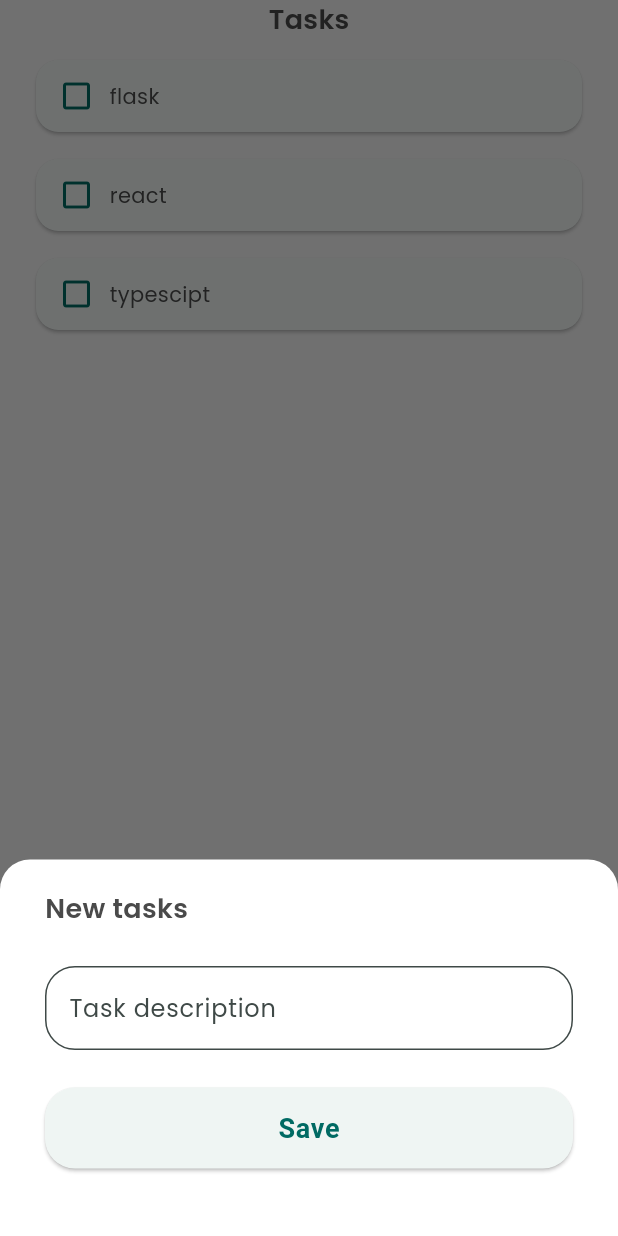
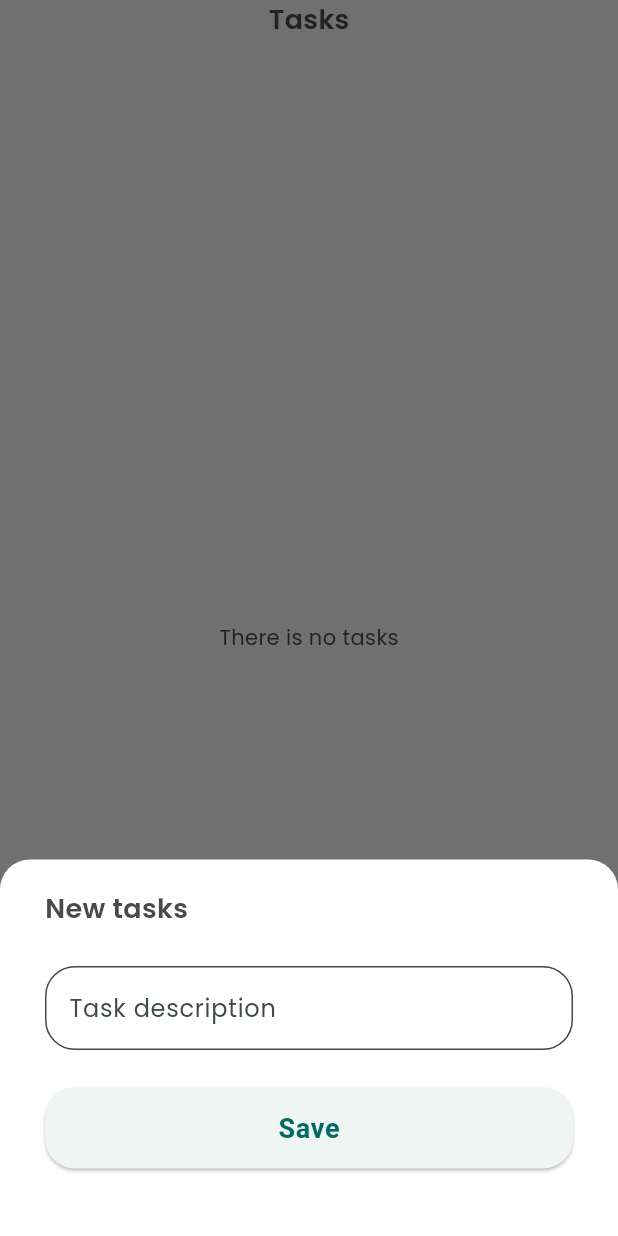
Before and after one commit to javiergomezve/todo_flutter, a Flutter app: the TaskListPage screen opened directly, after a tap on the "add" icon, on a phone screen of 412 x 824 dp. Run offline on Flutter 3.47's test engine with Material 3 defaults, Android fonts, the phone set to English and light mode, and no system bars; our stand-ins replace shared_preferences; accounts and stored records are empty.

Commit message:
Saving tasks on shared preferences with a plugin & repository pattern

```diff
--- a/lib/app/model/task.dart
+++ b/lib/app/model/task.dart
@@ -1,6 +1,18 @@
 class Task {
   Task(this.title, {this.done = false});
 
-  final String title;
-  bool done;
+  Task.fromJson(Map<String, dynamic> json) {
+    title = json['title'];
+    done = json['done'];
+  }
+
+  late final String title;
+  late bool done;
+
+  Map<String, dynamic> toJson() {
+    return {
+      'title': title,
+      'done': done,
+    };
+  }
 }
--- /dev/null
+++ b/lib/app/repository/task_repository.dart
@@ -0,0 +1,27 @@
+import 'dart:convert';
+
+import 'package:shared_preferences/shared_preferences.dart';
+import 'package:todo_app/app/model/task.dart';
+
+class TaskRepository {
+  Future<bool> addTask(Task task) async {
+    final prefs = await SharedPreferences.getInstance();
+
+    final jsonTasks = prefs.getStringList('tasks') ?? [];
+    jsonTasks.add(jsonEncode(task.toJson()));
+
+    return prefs.setStringList('tasks', jsonTasks);
+  }
+
+  Future<List<Task>> getTasks() async {
+    final prefs = await SharedPreferences.getInstance();
+    final jsonTasks = prefs.getStringList('tasks') ?? [];
+    return jsonTasks.map((task) => Task.fromJson(jsonDecode(task))).toList();
+  }
+
+  Future<bool> saveTask(List<Task> tasks) async {
+    final prefs = await SharedPreferences.getInstance();
+    final jsonTasks = tasks.map((task) => jsonEncode(task.toJson())).toList();
+    return prefs.setStringList('tasks', jsonTasks);
+  }
+}
--- a/lib/app/view/task_list/task_list_page.dart
+++ b/lib/app/view/task_list/task_list_page.dart
@@ -1,5 +1,9 @@
+import 'dart:convert';
+
 import 'package:flutter/material.dart';
+import 'package:shared_preferences/shared_preferences.dart';
 import 'package:todo_app/app/model/task.dart';
+import 'package:todo_app/app/repository/task_repository.dart';
 import 'package:todo_app/app/widgets/h1.dart';
 
 class TaskListPage extends StatefulWidget {
@@ -12,11 +16,7 @@ class TaskListPage extends StatefulWidget {
 class _TaskListPageState extends State<TaskListPage> {
   int count = 0;
 
-  final taskList = <Task>[
-    Task('flask'),
-    Task('react'),
-    Task('typescipt'),
-  ];
+  final taskRepository = TaskRepository();
 
   @override
   Widget build(BuildContext context) {
@@ -26,22 +26,41 @@ class _TaskListPageState extends State<TaskListPage> {
           children: [
             const H1('Tasks'),
             Expanded(
-              child: Padding(
-                padding:
-                    const EdgeInsets.symmetric(vertical: 10, horizontal: 20),
+              child: FutureBuilder<List<Task>>(
+                future: taskRepository.getTasks(),
+                builder:
+                    (BuildContext context, AsyncSnapshot<dynamic> snapshot) {
+                  if (snapshot.connectionState == ConnectionState.waiting) {
+                    return const Center(
+                      child: CircularProgressIndicator(),
+                    );
+                  }
+
+                  if (!snapshot.hasData || snapshot.data!.isEmpty) {
+                    return const Center(
+                      child: Text('There is no tasks'),
+                    );
+                  }
+
+                  return Padding(
+                    padding: const EdgeInsets.symmetric(
+                        vertical: 10, horizontal: 20),
                     child: ListView.separated(
-                  itemCount: taskList.length,
+                      itemCount: snapshot.data!.length,
                       separatorBuilder: (_, __) => const SizedBox(
                         height: 10,
                       ),
                       itemBuilder: (_, index) => _TaskItem(
-                    taskList[index],
+                        snapshot.data![index],
                         onTap: () {
-                      taskList[index].done = !taskList[index].done;
+                          snapshot.data![index].done = !snapshot.data![index].done;
+                          taskRepository.saveTask(snapshot.data!);
                           setState(() {});
                         },
                       ),
                     ),
+                  );
+                },
               ),
             )
           ],
@@ -62,9 +81,8 @@ class _TaskListPageState extends State<TaskListPage> {
     );
   }
 
-  void handleAddTask(Task task) {
-    taskList.add(task);
-    setState(() {});
+  Future<void> handleAddTask(Task task) async {
+    taskRepository.addTask(task);
   }
 }
 
--- a/pubspec.yaml
+++ b/pubspec.yaml
@@ -30,6 +30,7 @@ environment:
 dependencies:
   flutter:
     sdk: flutter
+  shared_preferences: ^2.0.15
 
 
   # The following adds the Cupertino Icons font to your application.
```
Also changed, not shown: pubspec.lock, 6 other files. Lines whose indentation alone changed are shown as unchanged.
